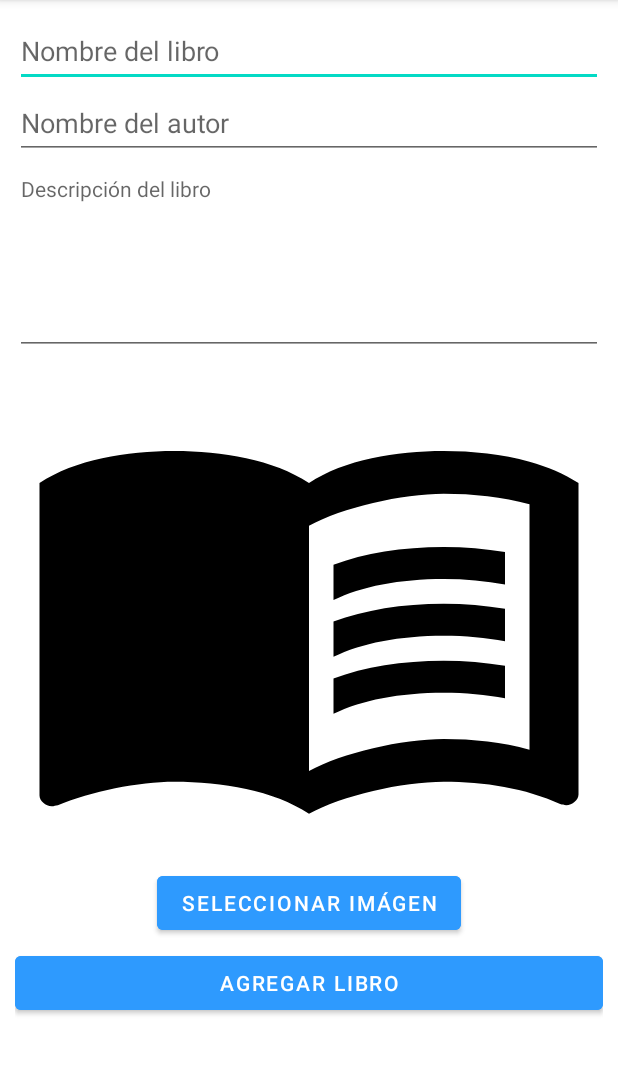
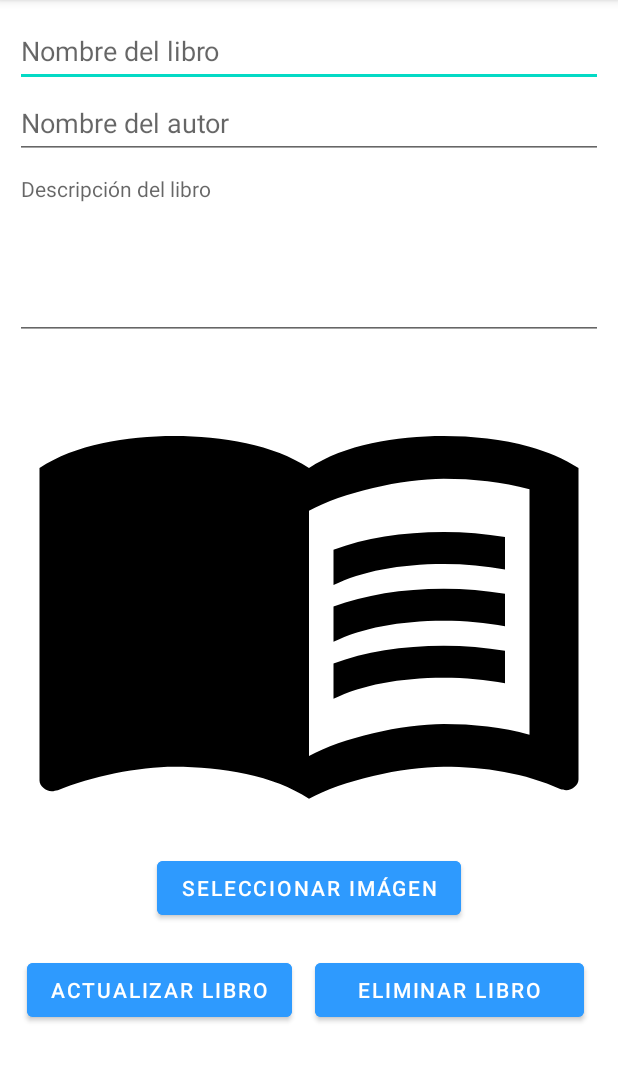
Before and after one commit to PaulArroyo/LibrosProyecto, an Android app: the fragment UpdateLibroFragment shown on its own in the app's theme, on a phone screen of 412 x 824 dp, the part 84-1166 px from its top. Run offline under Robolectric (Android 15) with nearby library versions, the phone set to English and light mode, and no system bars; our stand-ins replace Firebase (no records; nobody signed in at launch, a user with empty details on screens opened directly); 4 statements that could not run were skipped.

Commit message:
Proyecto Final Progra Movil -> Entraga 60% ***Arreglando algunas cosas***

```diff
--- a/app/src/main/java/com/librosreviewproyecto/ui/libro/UpdateLibroFragment.kt
+++ b/app/src/main/java/com/librosreviewproyecto/ui/libro/UpdateLibroFragment.kt
@@ -41,7 +41,7 @@ class UpdateLibroFragment : Fragment() {
         binding.etDescrip.setText(args.libro.descrip)
 
         binding.btUpdate.setOnClickListener { updateLibro() }
-        binding.btDelete.setOnClickListener { deleteLibro() }
+        binding.btDelete.setOnClickListener { updateLibro() }
 
 
         return binding.root
--- a/app/src/main/res/layout/fragment_update_libro.xml
+++ b/app/src/main/res/layout/fragment_update_libro.xml
@@ -66,6 +66,7 @@
             android:id="@+id/bt_photo"
             android:layout_width="wrap_content"
             android:layout_height="wrap_content"
+            android:layout_marginBottom="10dp"
             android:backgroundTint="@color/SkyBlue"
             android:text="@string/bt_add_image_libro"
             app:layout_constraintBottom_toBottomOf="parent"
@@ -90,13 +91,28 @@
         android:textAlignment="center"
         android:visibility="gone" />
 
-    <Button
-        android:id="@+id/btAdd"
+    <LinearLayout
         android:layout_width="match_parent"
-        android:layout_height="wrap_content"
-        android:layout_marginTop="5dp"
-        android:backgroundTint="@color/SkyBlue"
-        android:minHeight="48dp"
-        android:text="@string/bt_add_libro" />
+        android:layout_height="match_parent"
+        android:orientation="horizontal"
+        android:paddingTop="10sp">
+
+        <Button
+            android:id="@+id/btUpdate"
+            android:layout_width="wrap_content"
+            android:layout_height="wrap_content"
+            android:layout_marginLeft="8sp"
+            android:backgroundTint="@color/SkyBlue"
+            android:text="@string/bt_update_libro" />
+
+        <Button
+            android:id="@+id/btDelete"
+            android:layout_width="179dp"
+            android:layout_height="wrap_content"
+            android:layout_marginLeft="15sp"
+            android:backgroundTint="@color/SkyBlue"
+            android:text="@string/bt_delete_libro" />
+
+    </LinearLayout>
 
 </LinearLayout>
```
Also changed, not shown: app/src/main/res/layout/activity_main.xml (+6 -3 lines).
